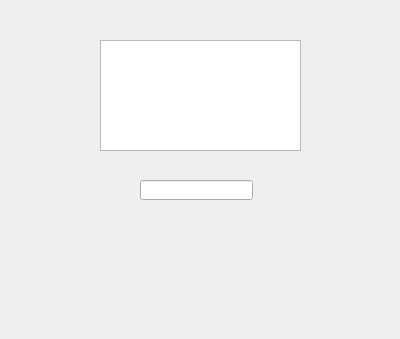
Above: tournamentMenu.ui from GFlores17/JackboxT.O.-GUI-Version before the change. Below: the same form after it.
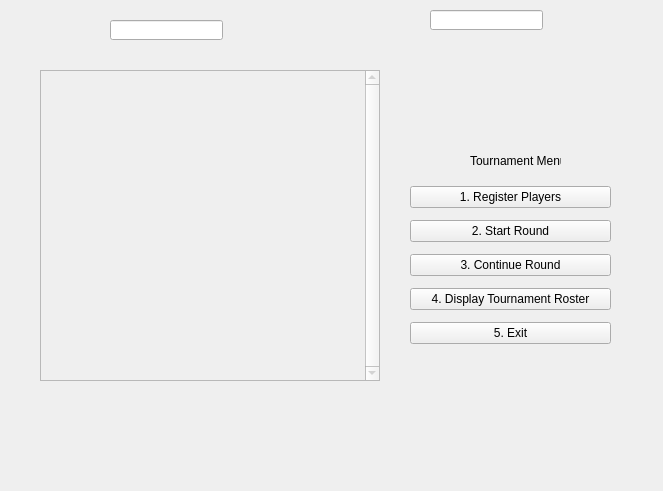
That is the form after the change. Icons and pictures are not drawn.

Diff of the .ui file:
```diff
--- a/tournamentMenu.ui
+++ b/tournamentMenu.ui
@@ -6,30 +6,119 @@
    <rect>
     <x>0</x>
     <y>0</y>
-    <width>400</width>
-    <height>339</height>
+    <width>663</width>
+    <height>491</height>
    </rect>
   </property>
   <property name="windowTitle">
    <string>Form</string>
   </property>
-  <widget class="QLineEdit" name="lineEdit">
-   <property name="geometry">
-    <rect>
-     <x>140</x>
-     <y>180</y>
-     <width>113</width>
-     <height>20</height>
-    </rect>
-   </property>
-  </widget>
   <widget class="QTextEdit" name="textEdit">
+   <property name="enabled">
+    <bool>false</bool>
+   </property>
    <property name="geometry">
     <rect>
-     <x>100</x>
-     <y>40</y>
+     <x>40</x>
+     <y>70</y>
+     <width>340</width>
+     <height>311</height>
+    </rect>
+   </property>
+   <property name="autoFillBackground">
+    <bool>true</bool>
+   </property>
+   <property name="verticalScrollBarPolicy">
+    <enum>Qt::ScrollBarAlwaysOn</enum>
+   </property>
+   <property name="horizontalScrollBarPolicy">
+    <enum>Qt::ScrollBarAlwaysOff</enum>
+   </property>
+   <property name="html">
+    <string>&lt;!DOCTYPE HTML PUBLIC &quot;-//W3C//DTD HTML 4.0//EN&quot; &quot;http://www.w3.org/TR/REC-html40/strict.dtd&quot;&gt;
+&lt;html&gt;&lt;head&gt;&lt;meta name=&quot;qrichtext&quot; content=&quot;1&quot; /&gt;&lt;style type=&quot;text/css&quot;&gt;
+p, li { white-space: pre-wrap; }
+&lt;/style&gt;&lt;/head&gt;&lt;body style=&quot; font-family:'MS Shell Dlg 2'; font-size:8.25pt; font-weight:400; font-style:normal;&quot;&gt;
+&lt;p style=&quot; margin-top:0px; margin-bottom:0px; margin-left:0px; margin-right:0px; -qt-block-indent:0; text-indent:0px;&quot;&gt;&lt;img src=&quot;:/new/prefix1/Jackbox Logo.png&quot; /&gt;&lt;/p&gt;&lt;/body&gt;&lt;/html&gt;</string>
+   </property>
+  </widget>
+  <widget class="QWidget" name="verticalLayoutWidget">
+   <property name="geometry">
+    <rect>
+     <x>410</x>
+     <y>180</y>
      <width>201</width>
-     <height>111</height>
+     <height>171</height>
+    </rect>
+   </property>
+   <layout class="QVBoxLayout" name="verticalLayout">
+    <item>
+     <widget class="QPushButton" name="registerButton">
+      <property name="text">
+       <string>1. Register Players</string>
+      </property>
+     </widget>
+    </item>
+    <item>
+     <widget class="QPushButton" name="startButton">
+      <property name="text">
+       <string>2. Start Round</string>
+      </property>
+     </widget>
+    </item>
+    <item>
+     <widget class="QPushButton" name="continueButton">
+      <property name="text">
+       <string>3. Continue Round</string>
+      </property>
+     </widget>
+    </item>
+    <item>
+     <widget class="QPushButton" name="printPlayersButton">
+      <property name="text">
+       <string>4. Display Tournament Roster</string>
+      </property>
+     </widget>
+    </item>
+    <item>
+     <widget class="QPushButton" name="exitButton">
+      <property name="text">
+       <string>5. Exit</string>
+      </property>
+     </widget>
+    </item>
+   </layout>
+  </widget>
+  <widget class="QLabel" name="label">
+   <property name="geometry">
+    <rect>
+     <x>470</x>
+     <y>140</y>
+     <width>91</width>
+     <height>41</height>
+    </rect>
+   </property>
+   <property name="text">
+    <string>Tournament Menu</string>
+   </property>
+  </widget>
+  <widget class="QLineEdit" name="lineEdit">
+   <property name="geometry">
+    <rect>
+     <x>110</x>
+     <y>20</y>
+     <width>113</width>
+     <height>20</height>
+    </rect>
+   </property>
+  </widget>
+  <widget class="QLineEdit" name="lineEdit_2">
+   <property name="geometry">
+    <rect>
+     <x>430</x>
+     <y>10</y>
+     <width>113</width>
+     <height>20</height>
     </rect>
    </property>
   </widget>
```
